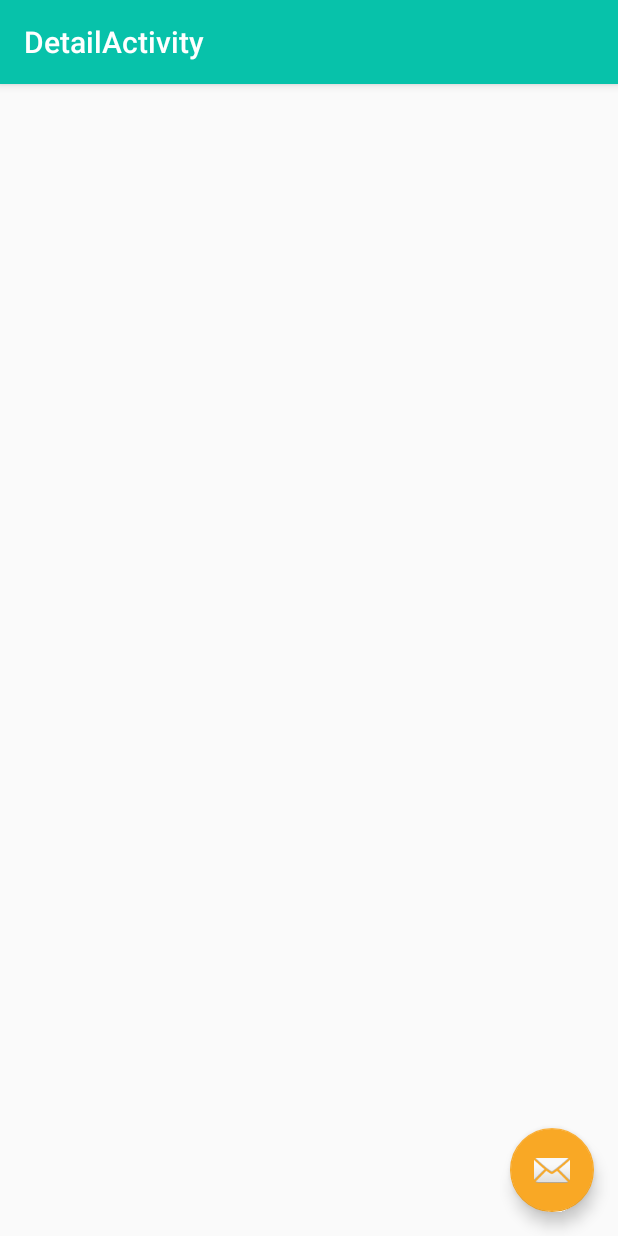
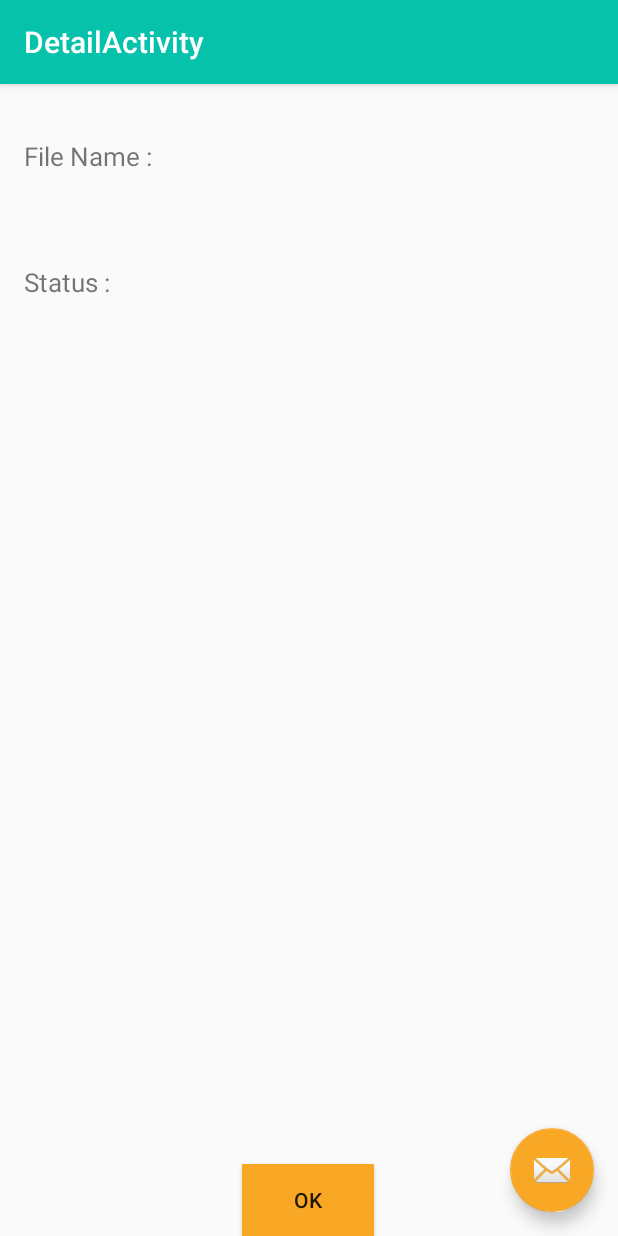
Before and after one commit to m07med176/Canvas_Udacity, an Android app: the DetailActivity screen opened directly, with no data from a screen before it, on a phone screen of 412 x 824 dp. Run offline under Robolectric (Android 15) with nearby library versions, the phone set to English and light mode, and no system bars.

Commit message:
Content Details Layout XML Motion Layout

```diff
--- a/app/src/main/res/layout/content_detail.xml
+++ b/app/src/main/res/layout/content_detail.xml
@@ -1,5 +1,5 @@
 <?xml version="1.0" encoding="utf-8"?>
-<androidx.constraintlayout.widget.ConstraintLayout xmlns:android="http://schemas.android.com/apk/res/android"
+<androidx.constraintlayout.motion.widget.MotionLayout xmlns:android="http://schemas.android.com/apk/res/android"
     xmlns:app="http://schemas.android.com/apk/res-auto"
     xmlns:tools="http://schemas.android.com/tools"
     android:layout_width="match_parent"
@@ -8,4 +8,81 @@
     tools:context=".DetailActivity"
     tools:showIn="@layout/activity_detail">
 
-</androidx.constraintlayout.widget.ConstraintLayout>
+    <LinearLayout
+        android:layout_width="match_parent"
+        android:layout_height="match_parent"
+        android:orientation="vertical"
+        app:layout_constraintBottom_toBottomOf="parent"
+        app:layout_constraintEnd_toEndOf="parent"
+        app:layout_constraintHorizontal_bias="0.5"
+        app:layout_constraintStart_toStartOf="parent"
+        app:layout_constraintTop_toTopOf="parent"
+        app:layout_constraintVertical_bias="0.5">
+
+        <LinearLayout
+            android:layout_width="match_parent"
+            android:layout_height="wrap_content"
+            android:orientation="horizontal">
+
+            <TextView
+                android:layout_width="wrap_content"
+                android:layout_height="wrap_content"
+                android:layout_marginStart="16dp"
+                android:layout_marginTop="36dp"
+                android:text="@string/file_name"
+                android:textSize="17sp" />
+
+            <TextView
+                android:id="@+id/filename"
+                android:layout_width="wrap_content"
+                android:layout_height="wrap_content"
+                android:layout_marginStart="5dp"
+                android:layout_marginTop="36dp"
+                android:textAlignment="center"
+                android:textColor="@color/colorPrimaryDark"
+                android:textSize="16sp"
+                android:textStyle="bold"
+                tools:text="TextView" />
+        </LinearLayout>
+
+        <LinearLayout
+            android:layout_width="match_parent"
+            android:layout_height="wrap_content"
+            android:orientation="horizontal">
+
+            <TextView
+                android:layout_width="wrap_content"
+                android:layout_height="wrap_content"
+                android:layout_marginStart="16dp"
+                android:layout_marginTop="60dp"
+                android:text="@string/status_msg"
+                android:textSize="17sp" />
+
+            <TextView
+                android:id="@+id/statusText"
+                android:layout_width="wrap_content"
+                android:layout_height="wrap_content"
+                android:layout_marginStart="5dp"
+                android:layout_marginTop="60dp"
+                android:textAlignment="center"
+                android:textSize="16sp"
+                android:textStyle="bold"
+                tools:text="TextView" />
+        </LinearLayout>
+    </LinearLayout>
+
+
+    <Button
+        android:id="@+id/ok_btn"
+        android:layout_width="wrap_content"
+        android:layout_height="wrap_content"
+        android:background="@color/colorAccent"
+        android:text="@string/ok_msg"
+        app:layout_constraintBottom_toBottomOf="parent"
+        app:layout_constraintEnd_toEndOf="parent"
+        app:layout_constraintHorizontal_bias="0.498"
+        app:layout_constraintStart_toStartOf="parent"
+        app:layout_constraintTop_toBottomOf="@+id/statusText"
+        app:layout_constraintVertical_bias="0.664" />
+
+</androidx.constraintlayout.motion.widget.MotionLayout>
--- a/app/src/main/res/values/strings.xml
+++ b/app/src/main/res/values/strings.xml
@@ -8,13 +8,17 @@
     <string name="notification_description">The Project 3 repository is downloaded</string>
     <string name="notification_button">See changes</string>
 
-    <string name="button_name">Click me</string>
-    <string name="button_loading">We are loading </string>
-    <string name="title_activity_detail">DetailActivity</string>
 
 
     <string name="glide">Glide - An image loading and caching library for Android focused on smooth scrolling</string>
     <string name="loadApp">LoadApp - Current repository by udacity</string>
     <string name="retrofit">Retrofit - A type-safe HTTP client for Android and the JVM</string>
 
+    <string name="button_name">Click me</string>
+    <string name="button_loading">We are loading </string>
+    <string name="title_activity_detail">DetailActivity</string>
+    <string name="downloading">Download</string>
+    <string name="ok_msg">OK</string>
+    <string name="status_msg">Status :</string>
+    <string name="file_name">File Name :</string>
 </resources>
```
